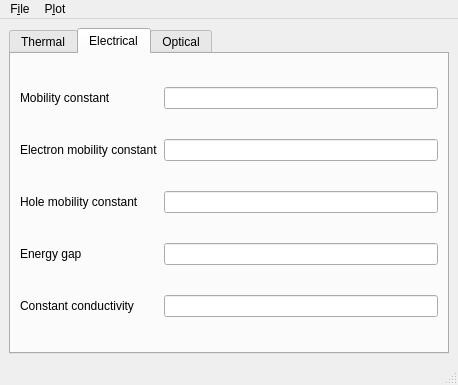
First picture: the form in GuiFiles/MainWindow.ui, repository Rutele/MatSim, before the edit.
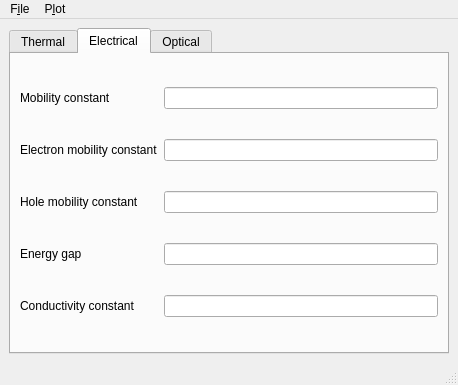
Second picture: the form after the edit.

Commit message: The create menu works properly, changed the plotting layout, added the TXT export

Diff of the .ui file:
```diff
--- a/GuiFiles/MainWindow.ui
+++ b/GuiFiles/MainWindow.ui
@@ -76,7 +76,7 @@
         <item row="4" column="0">
          <widget class="QLabel" name="label_5">
           <property name="text">
-           <string>Constant conductivity</string>
+           <string>Conductivity constant</string>
           </property>
          </widget>
         </item>
```
The commit also changes 4 other files.
